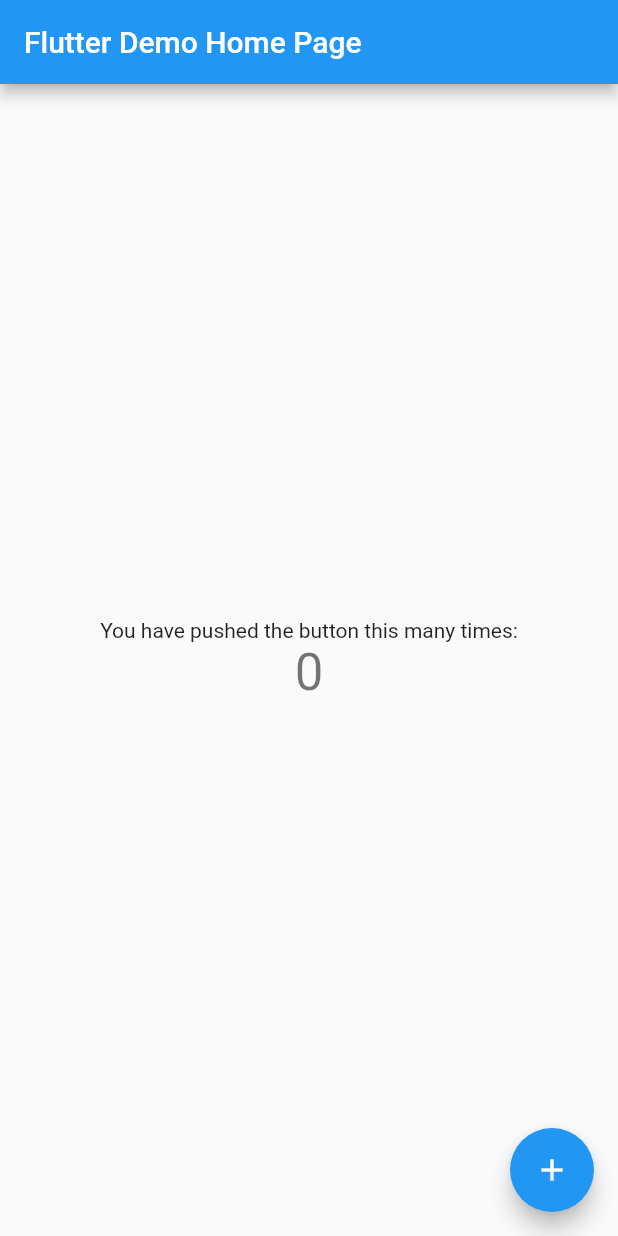
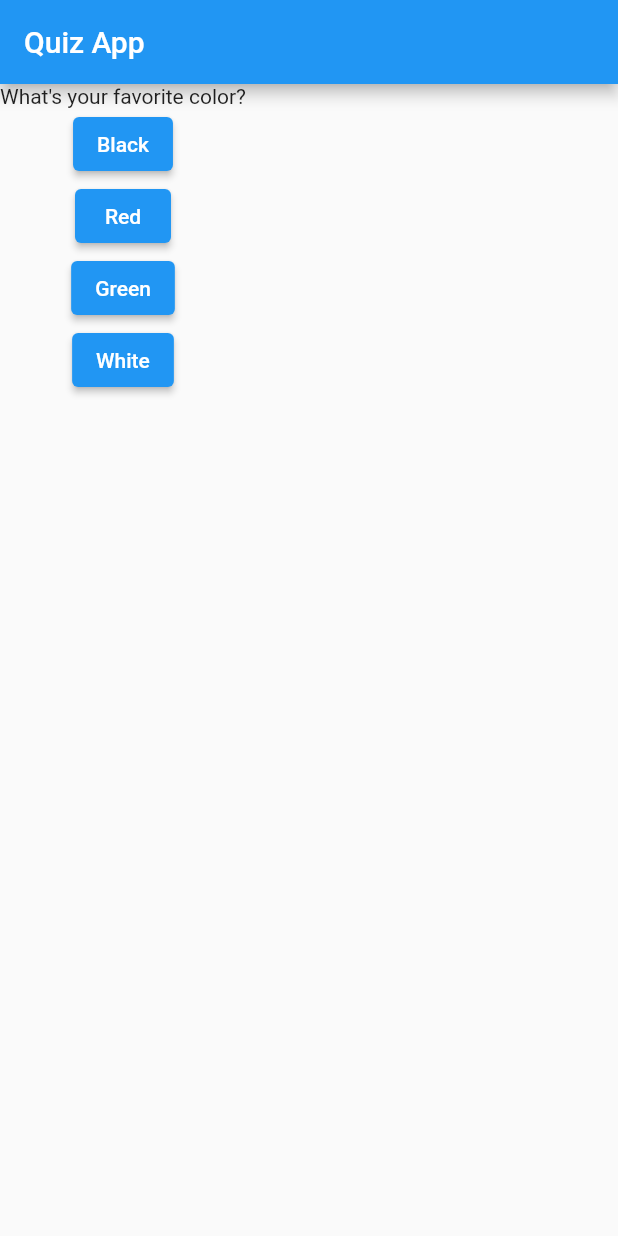
Before and after one commit to UnD37970UnD/flutter_quiz_app, a Flutter app: the screen it shows after launch, on a phone screen of 412 x 824 dp. Run offline on Flutter 3.47's test engine with Material 2 defaults, Android fonts, the phone set to English and light mode, and no system bars; missing offline and left inert: dart:html.

Commit message:
first working unit

```diff
--- a/lib/main.dart
+++ b/lib/main.dart
@@ -1,115 +1,75 @@
+import 'dart:html';
+
 import 'package:flutter/material.dart';
 
-void main() {
-  runApp(const MyApp());
-}
+void main() => runApp(QuizApp());
 
-class MyApp extends StatelessWidget {
-  const MyApp({super.key});
-
-  // This widget is the root of your application.
+class QuizApp extends StatefulWidget {
   @override
-  Widget build(BuildContext context) {
-    return MaterialApp(
-      title: 'Flutter Demo',
-      theme: ThemeData(
-        // This is the theme of your application.
-        //
-        // Try running your application with "flutter run". You'll see the
-        // application has a blue toolbar. Then, without quitting the app, try
-        // changing the primarySwatch below to Colors.green and then invoke
-        // "hot reload" (press "r" in the console where you ran "flutter run",
-        // or simply save your changes to "hot reload" in a Flutter IDE).
-        // Notice that the counter didn't reset back to zero; the application
-        // is not restarted.
-        primarySwatch: Colors.blue,
-      ),
-      home: const MyHomePage(title: 'Flutter Demo Home Page'),
-    );
+  State<StatefulWidget> createState() {
+    return _QuizAppState();
   }
 }
 
-class MyHomePage extends StatefulWidget {
-  const MyHomePage({super.key, required this.title});
+class _QuizAppState extends State<QuizApp> {
+  int _questionIndex = 0;
 
-  // This widget is the home page of your application. It is stateful, meaning
-  // that it has a State object (defined below) that contains fields that affect
-  // how it looks.
-
-  // This class is the configuration for the state. It holds the values (in this
-  // case the title) provided by the parent (in this case the App widget) and
-  // used by the build method of the State. Fields in a Widget subclass are
-  // always marked "final".
-
-  final String title;
-
-  @override
-  State<MyHomePage> createState() => _MyHomePageState();
-}
-
-class _MyHomePageState extends State<MyHomePage> {
-  int _counter = 0;
-
-  void _incrementCounter() {
+  void _answerQuestion() {
     setState(() {
-      // This call to setState tells the Flutter framework that something has
-      // changed in this State, which causes it to rerun the build method below
-      // so that the display can reflect the updated values. If we changed
-      // _counter without calling setState(), then the build method would not be
-      // called again, and so nothing would appear to happen.
-      _counter++;
+      _questionIndex += 1;
     });
   }
 
   @override
   Widget build(BuildContext context) {
-    // This method is rerun every time setState is called, for instance as done
-    // by the _incrementCounter method above.
-    //
-    // The Flutter framework has been optimized to make rerunning build methods
-    // fast, so that you can just rebuild anything that needs updating rather
-    // than having to individually change instances of widgets.
-    return Scaffold(
-      appBar: AppBar(
-        // Here we take the value from the MyHomePage object that was created by
-        // the App.build method, and use it to set our appbar title.
-        title: Text(widget.title),
+    final questions = const [
+      {
+        'questionText': 'What\'s your favorite color?',
+        'answers': [
+          {'text': 'Black', 'score': 10},
+          {'text': 'Red', 'score': 5},
+          {'text': 'Green', 'score': 3},
+          {'text': 'White', 'score': 1},
+        ],
+      },
+      {
+        'questionText': 'What\'s your favorite animal?',
+        'answers': [
+          {'text': 'Rabbit', 'score': 3},
+          {'text': 'Snake', 'score': 11},
+          {'text': 'Elephant', 'score': 5},
+          {'text': 'Lion', 'score': 9},
+        ],
+      },
+      {
+        'questionText': 'Who\'s your favorite instructor?',
+        'answers': [
+          {'text': 'Max', 'score': 1},
+          {'text': 'Max', 'score': 1},
+          {'text': 'Max', 'score': 1},
+          {'text': 'Max', 'score': 1},
+        ],
+      },
+    ];
+
+    return MaterialApp(
+      home: Scaffold(
+        appBar: AppBar(
+          title: Text("Quiz App"),
+        ),
+        body: Column(children: [
+          Text(
+            (questions[_questionIndex]['questionText'] as String),
+          ),
+          ...(questions[_questionIndex]['answers'] as List<Map<String, Object>>)
+              .map((answer) {
+            return ElevatedButton(
+              child: Text(answer['text'] as String),
+              onPressed: _answerQuestion,
+            );
+          })
+        ]),
       ),
-      body: Center(
-        // Center is a layout widget. It takes a single child and positions it
-        // in the middle of the parent.
-        child: Column(
-          // Column is also a layout widget. It takes a list of children and
-          // arranges them vertically. By default, it sizes itself to fit its
-          // children horizontally, and tries to be as tall as its parent.
-          //
-          // Invoke "debug painting" (press "p" in the console, choose the
-          // "Toggle Debug Paint" action from the Flutter Inspector in Android
-          // Studio, or the "Toggle Debug Paint" command in Visual Studio Code)
-          // to see the wireframe for each widget.
-          //
-          // Column has various properties to control how it sizes itself and
-          // how it positions its children. Here we use mainAxisAlignment to
-          // center the children vertically; the main axis here is the vertical
-          // axis because Columns are vertical (the cross axis would be
-          // horizontal).
-          mainAxisAlignment: MainAxisAlignment.center,
-          children: <Widget>[
-            const Text(
-              'You have pushed the button this many times:',
-            ),
-            Text(
-              '$_counter',
-              style: Theme.of(context).textTheme.headlineMedium,
-            ),
-          ],
-        ),
-      ),
-      floatingActionButton: FloatingActionButton(
-        onPressed: _incrementCounter,
-        tooltip: 'Increment',
-        child: const Icon(Icons.add),
-      ), // This trailing comma makes auto-formatting nicer for build methods.
     );
   }
 }
```
